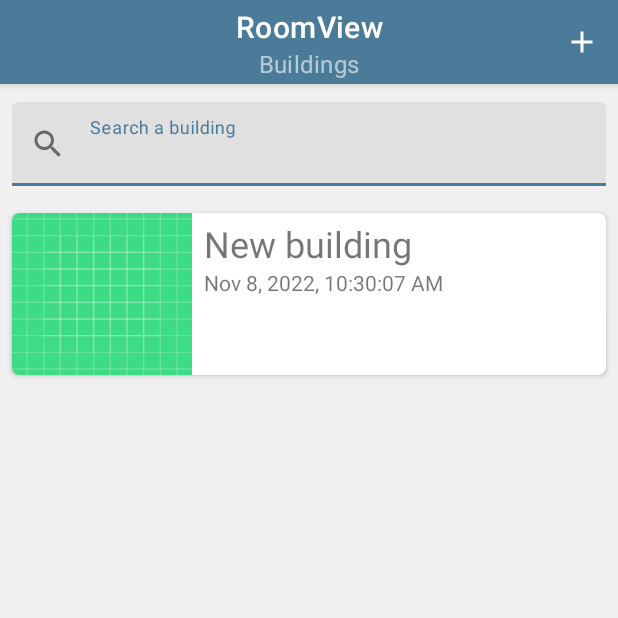
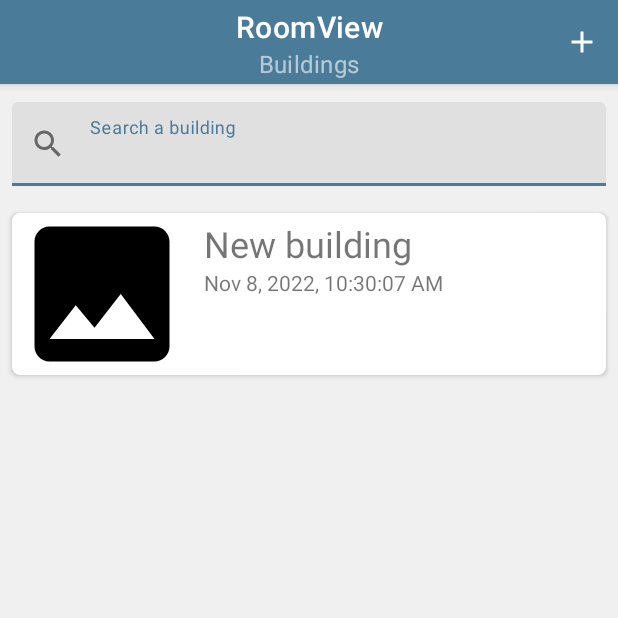
Before and after one commit to ActxLeToucan/fst_l3_devmobile_roomview, an Android app: the screen it shows after launch (MainActivity), after a tap on "Add a building", on a phone screen of 412 x 824 dp, the top half of it. Run offline under Robolectric (Android 15) with nearby library versions, the phone set to English and light mode, and no system bars.

Commit message:
image building (gallery)

```diff
--- a/src/app/src/main/java/fr/antoinectx/roomview/BuildingRecyclerViewAdapter.java
+++ b/src/app/src/main/java/fr/antoinectx/roomview/BuildingRecyclerViewAdapter.java
@@ -1,13 +1,16 @@
 package fr.antoinectx.roomview;
 
 import android.content.Context;
+import android.graphics.BitmapFactory;
 import android.view.LayoutInflater;
 import android.view.View;
 import android.view.ViewGroup;
+import android.widget.ImageView;
 import android.widget.TextView;
 
 import androidx.recyclerview.widget.RecyclerView;
 
+import java.io.File;
 import java.util.List;
 
 import fr.antoinectx.roomview.models.Building;
@@ -36,6 +39,13 @@ public class BuildingRecyclerViewAdapter extends RecyclerView.Adapter<BuildingRe
         Building building = mData.get(position);
         holder.nomBatiment.setText(building.getName());
         holder.descriptionBatiment.setText(building.getDescription());
+        Context context = holder.photoBatiment.getContext();
+        File photo = building.getPhotoFile(context);
+        if (photo != null && photo.exists()) {
+            holder.photoBatiment.setImageBitmap(BitmapFactory.decodeFile(photo.getAbsolutePath()));
+        } else {
+            holder.photoBatiment.setImageResource(R.drawable.ic_baseline_image_24);
+        }
     }
 
     // total number of rows
@@ -49,11 +59,13 @@ public class BuildingRecyclerViewAdapter extends RecyclerView.Adapter<BuildingRe
     public class ViewHolder extends RecyclerView.ViewHolder implements View.OnClickListener {
         TextView nomBatiment;
         TextView descriptionBatiment;
+        ImageView photoBatiment;
 
         ViewHolder(View itemView) {
             super(itemView);
             nomBatiment = itemView.findViewById(R.id.bigTile_title);
             descriptionBatiment = itemView.findViewById(R.id.bigTile_description);
+            photoBatiment = itemView.findViewById(R.id.bigTile_image);
             itemView.setOnClickListener(this);
         }
 
--- a/src/app/src/main/java/fr/antoinectx/roomview/models/Building.java
+++ b/src/app/src/main/java/fr/antoinectx/roomview/models/Building.java
@@ -70,8 +70,15 @@ public class Building {
         return areas;
     }
 
-    public String getPhoto() {
+    public String getPhotoPath() {
         return photo;
+    }
+
+    public File getPhotoFile(Context context) {
+        if (photo == null || photo.trim().isEmpty()) {
+            return null;
+        }
+        return new File(getDirectory(context), photo);
     }
 
     public void setPhoto(String photo) {
@@ -243,7 +250,7 @@ public class Building {
      *                (use getApplicationContext() or getBaseContext() or this in an activity)
      */
     public void delete(Context context) {
-        File dir = new File(context.getFilesDir() + "/" + id);
+        File dir = getDirectory(context);
         if (!dir.exists()) {
             Log.e("Building", "delete: Impossible de trouver le dossier " + dir.getAbsolutePath());
             return;
@@ -266,4 +273,14 @@ public class Building {
             Log.e("Building", "deleteRecursive: Impossible de supprimer " + fileOrDirectory.getAbsolutePath());
         }
     }
+
+    /**
+     * Get the directory of the building
+     * @param context The context of the application
+     *                (use getApplicationContext() or getBaseContext() or this in an activity)
+     * @return The directory
+     */
+    public File getDirectory(Context context) {
+        return new File(context.getFilesDir() + "/" + id);
+    }
 }
--- a/src/app/src/main/res/drawable/ic_baseline_add_a_photo_24.xml
+++ b/src/app/src/main/res/drawable/ic_baseline_add_a_photo_24.xml
@@ -1,4 +1,4 @@
-<vector android:height="24dp" android:tint="#FFFFFF"
+<vector android:height="24dp" android:tint="?attr/colorOnSurface"
     android:viewportHeight="24" android:viewportWidth="24"
     android:width="24dp" xmlns:android="http://schemas.android.com/apk/res/android">
     <path android:fillColor="@android:color/white" android:pathData="M3,4V1h2v3h3v2H5v3H3V6H0V4H3zM6,10V7h3V4h7l1.83,2H21c1.1,0 2,0.9 2,2v12c0,1.1 -0.9,2 -2,2H5c-1.1,0 -2,-0.9 -2,-2V10H6zM13,19c2.76,0 5,-2.24 5,-5s-2.24,-5 -5,-5s-5,2.24 -5,5S10.24,19 13,19zM9.8,14c0,1.77 1.43,3.2 3.2,3.2s3.2,-1.43 3.2,-3.2s-1.43,-3.2 -3.2,-3.2S9.8,12.23 9.8,14z"/>
--- /dev/null
+++ b/src/app/src/main/res/drawable/ic_baseline_image_24.xml
@@ -0,0 +1,5 @@
+<vector android:height="24dp" android:tint="?attr/colorOnSurface"
+    android:viewportHeight="24" android:viewportWidth="24"
+    android:width="24dp" xmlns:android="http://schemas.android.com/apk/res/android">
+    <path android:fillColor="@android:color/white" android:pathData="M21,19V5c0,-1.1 -0.9,-2 -2,-2H5c-1.1,0 -2,0.9 -2,2v14c0,1.1 0.9,2 2,2h14c1.1,0 2,-0.9 2,-2zM8.5,13.5l2.5,3.01L14.5,12l4.5,6H5l3.5,-4.5z"/>
+</vector>
--- a/src/app/src/main/res/layout/activity_edit_building.xml
+++ b/src/app/src/main/res/layout/activity_edit_building.xml
@@ -72,7 +72,8 @@
                 app:layout_constraintEnd_toEndOf="parent"
                 app:layout_constraintStart_toStartOf="parent"
                 app:layout_constraintTop_toBottomOf="@+id/editBuildingActivity_layout_description"
-                app:srcCompat="@drawable/ic_baseline_add_a_photo_24" />
+                app:srcCompat="@drawable/ic_baseline_add_a_photo_24"
+                android:scaleType="fitCenter" />
 
         </androidx.constraintlayout.widget.ConstraintLayout>
 
--- a/src/app/src/main/res/layout/big_tile.xml
+++ b/src/app/src/main/res/layout/big_tile.xml
@@ -10,7 +10,7 @@
     android:foreground="?attr/selectableItemBackground"
     app:cardCornerRadius="5dp">
 
-    <LinearLayout
+    <RelativeLayout
         android:layout_width="match_parent"
         android:layout_height="match_parent">
 
@@ -19,15 +19,19 @@
             android:layout_width="120dp"
             android:layout_height="match_parent"
             android:scaleType="centerCrop"
-            app:srcCompat="@drawable/ic_launcher_background"
+            app:srcCompat="@drawable/ic_baseline_image_24"
             cardView:layout_constraintStart_toStartOf="parent"
-            cardView:layout_constraintTop_toTopOf="parent" />
+            cardView:layout_constraintTop_toTopOf="parent"
+            android:layout_alignTop="@id/bigTile_textPart"
+            android:layout_alignBottom="@id/bigTile_textPart"/>
 
         <LinearLayout
+            android:id="@+id/bigTile_textPart"
             android:layout_width="match_parent"
-            android:layout_height="match_parent"
+            android:layout_height="wrap_content"
             android:layout_marginHorizontal="8dp"
-            android:layout_marginVertical="4dp"
+            android:paddingVertical="4dp"
+            android:layout_toEndOf="@+id/bigTile_image"
             android:orientation="vertical">
 
             <TextView
@@ -44,10 +48,10 @@
                 android:layout_width="match_parent"
                 android:layout_height="match_parent"
                 android:ellipsize="end"
-                android:minLines="3"
-                android:maxLines="3"
+                android:maxLines="4"
+                android:minLines="4"
                 tools:text="description" />
         </LinearLayout>
-    </LinearLayout>
+    </RelativeLayout>
 
 </androidx.cardview.widget.CardView>
```
Also changed, not shown: src/app/src/main/AndroidManifest.xml (+10 -0 lines), src/app/src/main/java/fr/antoinectx/roomview/EditBuildingActivity.java (+58 -5 lines).
